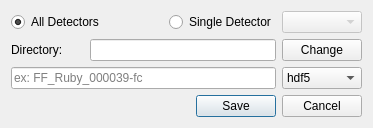
Above: hexrd/ui/resources/ui/save_images_dialog.ui from HEXRD/hexrdgui before the change. Below: the same form after it.
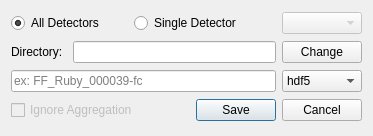
That is the form after the change.

Commit message: Add option to dialog

Diff of the .ui file:
```diff
--- a/hexrd/ui/resources/ui/save_images_dialog.ui
+++ b/hexrd/ui/resources/ui/save_images_dialog.ui
@@ -7,7 +7,7 @@
     <x>0</x>
     <y>0</y>
     <width>373</width>
-    <height>128</height>
+    <height>136</height>
    </rect>
   </property>
   <property name="windowTitle">
@@ -27,7 +27,7 @@
      </attribute>
     </widget>
    </item>
-   <item row="0" column="2">
+   <item row="0" column="2" colspan="2">
     <widget class="QRadioButton" name="single_detector">
      <property name="text">
       <string>Single Detector</string>
@@ -37,7 +37,7 @@
      </attribute>
     </widget>
    </item>
-   <item row="0" column="3">
+   <item row="0" column="4">
     <widget class="QComboBox" name="detectors">
      <property name="enabled">
       <bool>false</bool>
@@ -51,21 +51,21 @@
      </property>
     </widget>
    </item>
-   <item row="1" column="1" colspan="2">
+   <item row="1" column="1" colspan="3">
     <widget class="QLineEdit" name="pwd">
      <property name="readOnly">
       <bool>true</bool>
      </property>
     </widget>
    </item>
-   <item row="1" column="3">
+   <item row="1" column="4">
     <widget class="QPushButton" name="change_directory">
      <property name="text">
       <string>Change</string>
      </property>
     </widget>
    </item>
-   <item row="2" column="0" colspan="3">
+   <item row="2" column="0" colspan="4">
     <widget class="QLineEdit" name="file_stem">
      <property name="toolTip">
       <string>&lt;html&gt;&lt;head/&gt;&lt;body&gt;&lt;p&gt;The detector name will be appeneded to the file stem on save.&lt;br/&gt;Example:&lt;/p&gt;&lt;p&gt;FF_Ruby_000039-fc.npz -&amp;gt; FF_Ruby_000039-fc_ge1.npz&lt;/p&gt;&lt;/body&gt;&lt;/html&gt;</string>
@@ -75,7 +75,7 @@
      </property>
     </widget>
    </item>
-   <item row="2" column="3">
+   <item row="2" column="4">
     <widget class="QComboBox" name="format">
      <item>
       <property name="text">
@@ -89,7 +89,17 @@
      </item>
     </widget>
    </item>
-   <item row="3" column="2" colspan="2">
+   <item row="3" column="0" colspan="3">
+    <widget class="QCheckBox" name="ignore_agg">
+     <property name="enabled">
+      <bool>false</bool>
+     </property>
+     <property name="text">
+      <string>Ignore Aggregation</string>
+     </property>
+    </widget>
+   </item>
+   <item row="3" column="3" colspan="2">
     <widget class="QDialogButtonBox" name="buttonBox">
      <property name="orientation">
       <enum>Qt::Horizontal</enum>
```
Left out of the diff: 10 changed lines with no effect on the pictures. The commit also changes 1 other file.
